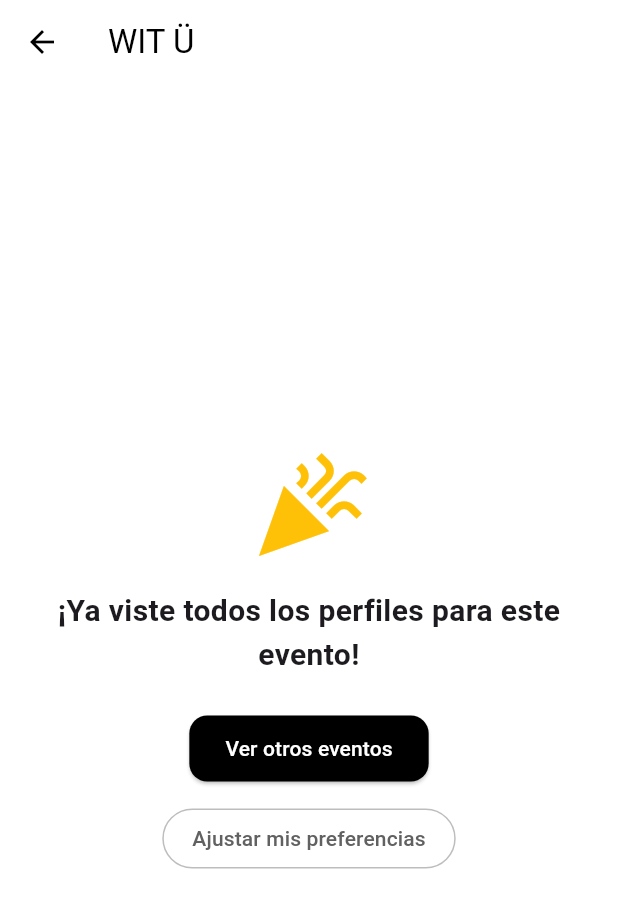
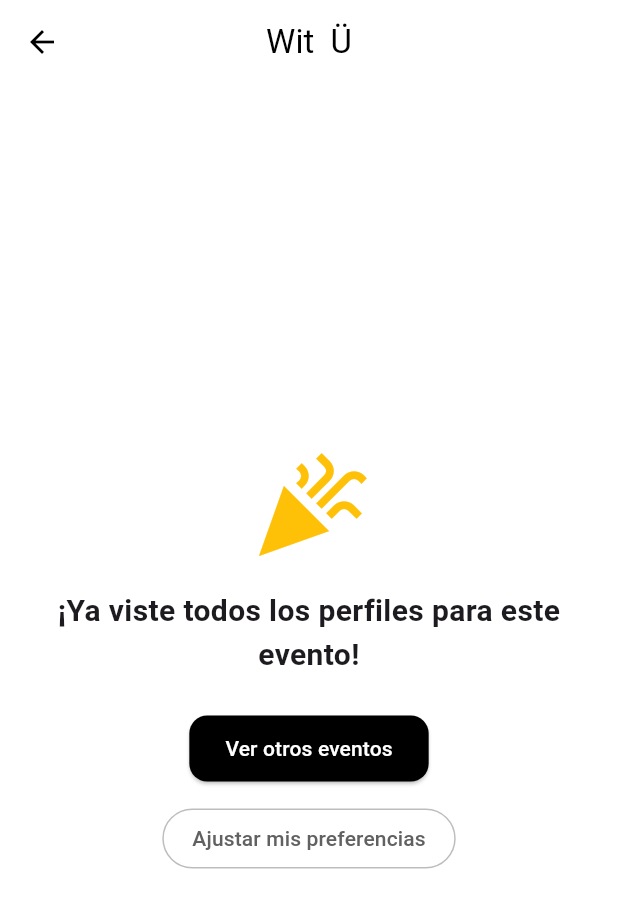
Before and after one commit to JuliLaterza/juvuit_flutter, a Flutter app: the MatchingProfilesScreen screen opened directly with empty values, on a phone screen of 412 x 824 dp. Shown: the top 908 px of the screen. Run offline on Flutter 3.47's test engine with Material 3 defaults, Android fonts, the phone set to English and light mode, and no system bars; our stand-ins replace cached_network_image, card_swiper, carousel_slider, cloud_firestore, firebase_auth, firebase_core and 2 more; accounts and stored records are empty.

Commit message:
primera vesion

```diff
--- a/lib/features/matching/domain/match_helper.dart
+++ b/lib/features/matching/domain/match_helper.dart
@@ -24,7 +24,7 @@ Future<bool> handleLikeAndMatch({
       .collection('likesReceived')
       .doc(likedUserId);
 
-  await likesReceivedRef.set({'eventId': eventId});
+  await likesReceivedRef.set({'eventId': eventId}, SetOptions(merge: true));
 
   final snapshot = await currentUserLikesRef.get();
 
--- a/lib/features/matching/presentation/screens/matchingprofilescreen.dart
+++ b/lib/features/matching/presentation/screens/matchingprofilescreen.dart
@@ -2,6 +2,7 @@ import 'package:carousel_slider/carousel_slider.dart';
 import 'package:cloud_firestore/cloud_firestore.dart';
 import 'package:firebase_auth/firebase_auth.dart';
 import 'package:flutter/material.dart';
+import 'package:juvuit_flutter/core/utils/colors.dart';
 import 'package:juvuit_flutter/features/profile/domain/models/user_profile.dart';
 import 'package:juvuit_flutter/features/events/domain/models/event.dart';
 
@@ -22,6 +23,7 @@ class _MatchingProfilesScreenState extends State<MatchingProfilesScreen> {
   bool _isLoading = true;
   late UserProfile _currentUserProfile;
   final Map<int, int> _currentCarouselIndex = {};
+  final Set<String> _likedProfiles = {};
 
   @override
   void initState() {
@@ -41,11 +43,30 @@ class _MatchingProfilesScreenState extends State<MatchingProfilesScreen> {
   }
 
   Future<void> _loadProfiles() async {
+    final currentUserId = FirebaseAuth.instance.currentUser?.uid;
+    if (currentUserId == null) return;
+
+    // Usuarios a los que ya di like
+    final likesSnapshot = await FirebaseFirestore.instance
+        .collection('users')
+        .doc(currentUserId)
+        .collection('likesReceived')
+        .get();
+    final likedUserIds = likesSnapshot.docs.map((doc) => doc.id).toSet();
+
+    // Usuarios con los que ya hice match
+    final matchesSnapshot = await FirebaseFirestore.instance
+        .collection('matches')
+        .where('users', arrayContains: currentUserId)
+        .get();
+    final matchedUserIds = matchesSnapshot.docs.expand((doc) {
+      final users = List<String>.from(doc['users']);
+      return users.where((uid) => uid != currentUserId);
+    }).toSet();
+
     final List<UserProfile> loaded = [];
-    final currentUserId = FirebaseAuth.instance.currentUser?.uid;
-
     for (final uid in widget.event.attendees) {
-      if (uid == currentUserId) continue;
+      if (uid == currentUserId || likedUserIds.contains(uid) || matchedUserIds.contains(uid)) continue;
 
       final doc = await FirebaseFirestore.instance.collection('users').doc(uid).get();
       if (doc.exists) {
@@ -69,13 +90,17 @@ class _MatchingProfilesScreenState extends State<MatchingProfilesScreen> {
 
     final likedUser = _profiles[currentPage];
 
+    setState(() {
+      _likedProfiles.add(likedUser.userId);
+    });
+
     await handleLikeAndMatch(
       currentUserId: currentUser.uid,
       likedUserId: likedUser.userId,
       eventId: widget.event.id,
       context: context,
       currentUserPhoto: _currentUserProfile.photoUrls.first,
-      matchedUserPhoto: likedUser.photoUrls.first,
+      matchedUserPhoto: likedUser.photoUrls.isNotEmpty ? likedUser.photoUrls.first : 'https://via.placeholder.com/150',
       matchedUserName: likedUser.name,
     );
 
@@ -105,9 +130,11 @@ class _MatchingProfilesScreenState extends State<MatchingProfilesScreen> {
     }
 
     return Scaffold(
-      appBar: AppBar(title:
-            //Text('Conectá en ${widget.event.title}')
-            Text('WIT Ü')
+      appBar: AppBar(
+        title: const Text('Wit  Ü', style: TextStyle(color: AppColors.black)),
+        backgroundColor: Colors.white,
+        centerTitle: true,
+        elevation: 0,
       ),
       body: PageView.builder(
         scrollDirection: Axis.vertical,
@@ -115,53 +142,40 @@ class _MatchingProfilesScreenState extends State<MatchingProfilesScreen> {
         itemCount: _profiles.length + 1,
         itemBuilder: (context, index) {
           if (index == _profiles.length) {
-            return NoMoreProfilesCard(
-              onSeeEvents: () {
-                Navigator.pop(context);
-              },
-            );
+            return NoMoreProfilesCard(onSeeEvents: () => Navigator.pop(context));
           }
 
           final profile = _profiles[index];
           final photoCount = profile.photoUrls.length;
           final currentImageIndex = _currentCarouselIndex[index] ?? 0;
+          final hasLiked = _likedProfiles.contains(profile.userId);
 
-          return Container(
-            color: Colors.white,
+          return SafeArea(
+            child: SingleChildScrollView(
+              child: Padding(
+                padding: const EdgeInsets.symmetric(vertical: 20.0),
                 child: Column(
-              mainAxisAlignment: MainAxisAlignment.center,
                   children: [
                     CarouselSlider(
                       options: CarouselOptions(
-                    height: 400,
-                    autoPlay: false,
-                    enlargeCenterPage: true,
-                    viewportFraction: 0.9,
-                    onPageChanged: (imgIndex, reason) {
+                        height: 380,
+                        viewportFraction: 1.0,
+                        enlargeCenterPage: false,
+                        enableInfiniteScroll: false,
+                        onPageChanged: (imgIndex, _) {
                           setState(() {
                             _currentCarouselIndex[index] = imgIndex;
                           });
                         },
                       ),
-                  items: profile.photoUrls.map((imageUrl) {
-                    return ClipRRect(
-                      borderRadius: BorderRadius.circular(20),
-                      child: Image.network(
-                        imageUrl,
-                        fit: BoxFit.cover,
-                        width: double.infinity,
-                        errorBuilder: (context, error, stackTrace) {
-                          return const Icon(Icons.error, size: 100, color: Colors.red);
-                        },
-                      ),
-                    );
+                      items: profile.photoUrls.map((url) {
+                        return Image.network(url, fit: BoxFit.cover, width: double.infinity);
                       }).toList(),
                     ),
-                const SizedBox(height: 8),
+                    const SizedBox(height: 10),
                     Row(
                       mainAxisAlignment: MainAxisAlignment.center,
-                  children: List.generate(photoCount, (i) {
-                    return Container(
+                      children: List.generate(photoCount, (i) => Container(
                         width: 8,
                         height: 8,
                         margin: const EdgeInsets.symmetric(horizontal: 3),
@@ -169,66 +183,86 @@ class _MatchingProfilesScreenState extends State<MatchingProfilesScreen> {
                           shape: BoxShape.circle,
                           color: currentImageIndex == i ? Colors.black : Colors.grey,
                         ),
-                    );
-                  }),
+                      )),
                     ),
-                const SizedBox(height: 20),
+                    const SizedBox(height: 16),
                     Row(
                       mainAxisAlignment: MainAxisAlignment.center,
                       children: [
-                    CircleAvatar(
-                      backgroundColor: Colors.redAccent,
-                      radius: 30,
-                      child: IconButton(
-                        icon: const Icon(Icons.close, color: Colors.white),
-                        iconSize: 30,
+                        IconButton(
+                          icon: const Icon(Icons.close, size: 36, color: Colors.redAccent),
                           onPressed: _onDislike,
                         ),
+                        const SizedBox(width: 40),
+                        IconButton(
+                          icon: Icon(
+                            Icons.favorite_border,
+                            size: 36,
+                            color: hasLiked ? AppColors.yellow : Colors.black,
                           ),
-                    const SizedBox(width: 60),
-                    CircleAvatar(
-                      backgroundColor: Colors.green,
-                      radius: 30,
-                      child: IconButton(
-                        icon: const Icon(Icons.favorite, color: Colors.white),
-                        iconSize: 30,
                           onPressed: _onLike,
-                      ),
                         ),
                       ],
                     ),
                     const SizedBox(height: 30),
                     Padding(
                       padding: const EdgeInsets.symmetric(horizontal: 24.0),
-                  child: Align(
-                    alignment: Alignment.centerLeft,
-                    child: Text(
-                      '${profile.name}${profile.birthDate != null ? ", ${DateTime.now().year - profile.birthDate!.year}" : ''}',
-                      style: const TextStyle(
-                        fontSize: 26,
-                        fontWeight: FontWeight.bold,
-                        color: Colors.black,
+                      child: Column(
+                        crossAxisAlignment: CrossAxisAlignment.start,
+                        children: [
+                          Text('${profile.name}, ${_calculateAge(profile.birthDate)}',
+                              style: const TextStyle(fontSize: 26, fontWeight: FontWeight.bold)),
+                          const SizedBox(height: 10),
+                          Text(profile.description,
+                              style: const TextStyle(fontSize: 16, color: Colors.black87)),
+                          const SizedBox(height: 16),
+                          Row(children: [
+                            const Text('🥂 ', style: TextStyle(fontSize: 16, fontWeight: FontWeight.bold)),
+                            Text(profile.favoriteDrink,
+                                style: const TextStyle(fontSize: 16, fontStyle: FontStyle.normal))
+                          ]),
+                          const SizedBox(height: 8),
+                          Row(children: [
+                            const Text('♈ ', style: TextStyle(fontSize: 16, fontWeight: FontWeight.bold)),
+                            Text(profile.sign ?? '-', style: const TextStyle(fontSize: 16))
+                          ]),
+                          const SizedBox(height: 16),
+                          const Text('Canciones favoritas',
+                              style: TextStyle(fontSize: 16, fontWeight: FontWeight.bold)),
+                          const SizedBox(height: 10),
+                          for (final song in profile.topSongs)
+                            Padding(
+                              padding: const EdgeInsets.only(bottom: 8),
+                              child: Row(children: [
+                                ClipRRect(
+                                  borderRadius: BorderRadius.circular(8),
+                                  child: Image.network(song['imageUrl'], width: 46, height: 46, fit: BoxFit.cover),
+                                ),
+                                const SizedBox(width: 12),
+                                Expanded(child: Text('${song['title']} - ${song['artist']}')),
+                              ]),
+                            ),
+                        ],
+                      ),
+                    )
+                  ],
                 ),
               ),
-                  ),
-                ),
-                const SizedBox(height: 10),
-                Padding(
-                  padding: const EdgeInsets.symmetric(horizontal: 24.0),
-                  child: Align(
-                    alignment: Alignment.centerLeft,
-                    child: Text(
-                      profile.description,
-                      textAlign: TextAlign.left,
-                      style: const TextStyle(fontSize: 16, color: Colors.black87),
-                    ),
-                  ),
-                ),
-              ],
             ),
           );
         },
       ),
     );
   }
+
+  int _calculateAge(DateTime? birthDate) {
+    if (birthDate == null) return 0;
+    final today = DateTime.now();
+    int age = today.year - birthDate.year;
+    if (today.month < birthDate.month ||
+        (today.month == birthDate.month && today.day < birthDate.day)) {
+      age--;
     }
+    return age;
+  }
+}
--- a/lib/features/profile/domain/models/user_profile.dart
+++ b/lib/features/profile/domain/models/user_profile.dart
@@ -58,7 +58,7 @@ class UserProfile {
       name: map['name'] ?? '',
       description: map['description'] ?? '',
       topSongs: parsedSongs,
-      favoriteDrink: map['favoriteDrink'] ?? '',
+      favoriteDrink: map['drink'] ?? '',
       sign: map['sign'],
       photoUrls: List<String>.from(map['photoUrls'] ?? []),
       attendedEvents: List<String>.from(map['attendedEvents'] ?? []),
--- a/lib/main.dart
+++ b/lib/main.dart
@@ -1,6 +1,6 @@
 import 'package:flutter/material.dart';
 import 'package:firebase_core/firebase_core.dart';
-import 'package:juvuit_flutter/features/testing/screens/debug_screen_spotify.dart';
+//import 'package:juvuit_flutter/features/testing/screens/debug_screen_spotify.dart';
 import 'core/utils/routes.dart';
 
 void main() async {
```
Also changed, not shown: lib/features/matching/presentation/screens/matchingprofilescreen_backup.dart (added, +234 -0 lines). Lines whose indentation alone changed are shown as unchanged.
